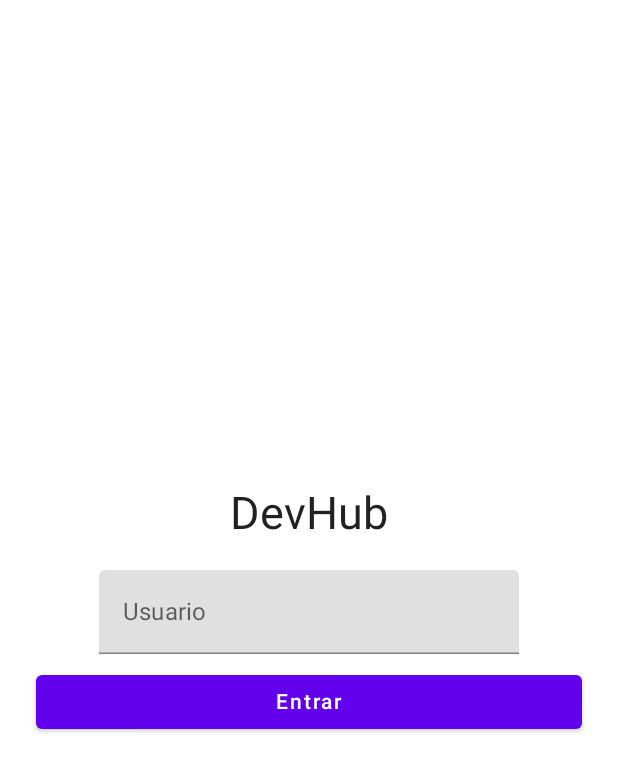
After one commit to diegobraz/DevHub, an Android app built with Jetpack Compose: the composable LoginScreem shown on its own in the app's theme, on a phone screen of 412 x 824 dp. The commit adds this screen. Shown: the top 772 px of the screen. Run offline under Robolectric (Android 15) with nearby library versions, the phone set to English and light mode, and no system bars.

Commit message:
create login screen

```diff
--- a/app/build.gradle
+++ b/app/build.gradle
@@ -77,5 +77,6 @@ dependencies {
     // Coil
     implementation("io.coil-kt:coil-compose:2.1.0")
 
-
+    // Navigation
+    implementation("androidx.navigation:navigation-compose:2.5.0")
 }
--- /dev/null
+++ b/app/src/main/java/com/example/devhub/ui/componentes/LoginScreem.kt
@@ -0,0 +1,63 @@
+package com.example.devhub.ui.componentes
+
+import androidx.compose.foundation.layout.*
+import androidx.compose.material.Button
+import androidx.compose.material.Text
+import androidx.compose.material.TextField
+import androidx.compose.runtime.Composable
+import androidx.compose.runtime.mutableStateOf
+import androidx.compose.runtime.remember
+import androidx.compose.ui.Alignment
+import androidx.compose.ui.Modifier
+import androidx.compose.ui.text.TextStyle
+import androidx.compose.ui.tooling.preview.Preview
+import androidx.compose.ui.unit.dp
+import androidx.compose.ui.unit.sp
+import androidx.navigation.NavGraph
+import androidx.navigation.NavHostController
+import com.example.devhub.ui.Screen
+
+@Composable
+fun LoginScreem(navController: NavHostController ? = null) {
+    val text = remember { mutableStateOf("") }
+    Column(
+        horizontalAlignment = Alignment.CenterHorizontally,
+        modifier = Modifier
+            .fillMaxWidth()
+            .fillMaxSize()
+            .padding(all = 8.dp),
+        verticalArrangement = Arrangement.Center
+
+    ) {
+        Text("DevHub", style = TextStyle(fontSize = 30.sp))
+        TextField(
+            value = text.value,
+            onValueChange = {
+                text.value = it
+            },
+            label = { Text("Usuario") },
+            modifier = Modifier.padding(top = 20.dp)
+        )
+        Button(
+            onClick = { onEnterClick(text.value, navController) },
+            Modifier
+                .padding(
+                    horizontal = 16.dp,
+                    vertical = 8.dp
+                )
+                .fillMaxWidth()
+        ) {
+            Text(text = "Entrar")
+        }
+    }
+}
+
+fun onEnterClick(text: String, navController: NavHostController?) {
+    navController?.navigate(route =Screen.home.passUser(text))
+}
+
+@Composable
+@Preview(showBackground = true)
+fun PreviewLoginScreem() {
+    LoginScreem()
+}
```
Also changed, not shown: app/src/main/java/com/example/devhub/ui/NavGraph.kt (added, +33 -0 lines), app/src/main/java/com/example/devhub/ui/Screen.kt (added, +12 -0 lines), app/src/main/java/com/example/devhub/ui/componentes/HomeScreem.kt (added, +39 -0 lines), app/src/main/java/com/example/devhub/ui/screen/MainActivity.kt (+8 -24 lines).
